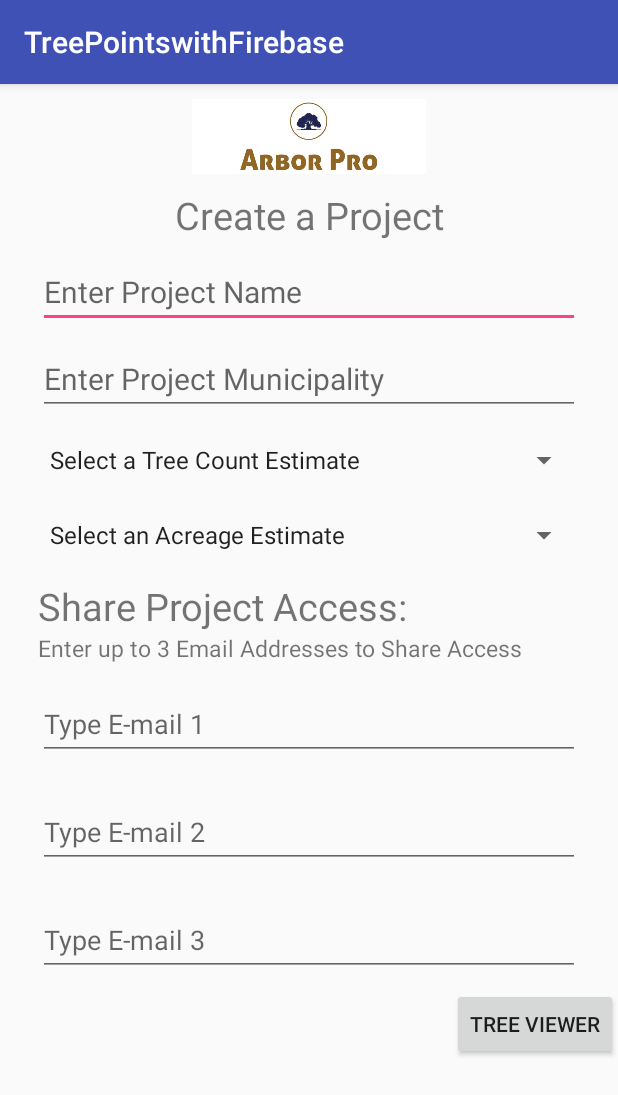
After one commit to jmwhitel/TreePointswithFirebase, an Android app: the CreateProject screen opened directly, with no data from a screen before it, on a phone screen of 412 x 824 dp. The commit adds this screen. Shown: the top 1095 px of the screen. Run offline under Robolectric (Android 15) with nearby library versions, the phone set to English and light mode, and no system bars; our stand-ins replace Firebase (no records; nobody signed in at launch, a user with empty details on screens opened directly).

Commit message:
Updated project management files

```diff
--- a/app/src/main/AndroidManifest.xml
+++ b/app/src/main/AndroidManifest.xml
@@ -36,6 +36,8 @@
         <activity android:name=".Login.LoginActivity"></activity>
         <activity android:name=".Login.RegisterActivity"></activity>
         <activity android:name=".MapViewer"></activity>
+        <activity android:name=".CreateManageProject.SelectProject"></activity>
+        <activity android:name=".CreateManageProject.CreateProject"></activity>
 
     </application>
     <uses-feature android:name="android.hardware.camera"
--- /dev/null
+++ b/app/src/main/java/whiteley/treepointswithfirebase/CreateManageProject/CreateProject.java
@@ -0,0 +1,105 @@
+package whiteley.treepointswithfirebase.CreateManageProject;
+
+import android.content.Context;
+import android.content.Intent;
+import android.os.Bundle;
+import android.support.annotation.NonNull;
+import android.support.annotation.Nullable;
+import android.support.v7.app.AppCompatActivity;
+import android.util.Log;
+import android.view.View;
+import android.view.WindowManager;
+import android.widget.AdapterView;
+import android.widget.ArrayAdapter;
+import android.widget.Button;
+import android.widget.ListView;
+import android.widget.Spinner;
+import android.widget.TextView;
+import android.widget.Toast;
+
+import com.google.firebase.auth.FirebaseAuth;
+import com.google.firebase.auth.FirebaseUser;
+import com.google.firebase.database.DataSnapshot;
+import com.google.firebase.database.DatabaseError;
+import com.google.firebase.database.DatabaseReference;
+import com.google.firebase.database.FirebaseDatabase;
+import com.google.firebase.database.ValueEventListener;
+
+import java.util.ArrayList;
+import java.util.HashMap;
+import java.util.Iterator;
+import java.util.List;
+
+import whiteley.treepointswithfirebase.Login.LoginActivity;
+import whiteley.treepointswithfirebase.Models.UserProjects;
+import whiteley.treepointswithfirebase.Project;
+import whiteley.treepointswithfirebase.R;
+import whiteley.treepointswithfirebase.TreeEditorActivity;
+
+public class CreateProject extends AppCompatActivity {
+
+    Spinner spTCEstitmate;
+    Spinner spAcrEstimate;
+    ArrayAdapter<CharSequence> adapter;
+
+
+    @Override
+    protected void onCreate(@Nullable Bundle savedInstanceState) {
+        super.onCreate(savedInstanceState);
+        setContentView(R.layout.create_project);
+
+        hideSoftKeyboard();
+
+        spTCEstitmate = (Spinner) findViewById(R.id.spTreeCountEst);
+        adapter = ArrayAdapter.createFromResource(this, R.array.tree_count_estimate, android.R.layout.simple_spinner_item);
+        adapter.setDropDownViewResource(android.R.layout.simple_spinner_dropdown_item);
+        spTCEstitmate.setAdapter(adapter);
+        spTCEstitmate.setOnItemSelectedListener(new AdapterView.OnItemSelectedListener() {
+            @Override
+            public void onItemSelected(AdapterView<?> parent, View view, int position, long id) {
+
+                Toast.makeText(getBaseContext(), parent.getItemIdAtPosition(position)+" selected", Toast.LENGTH_LONG).show();
+            }
+
+            @Override
+            public void onNothingSelected(AdapterView<?> parent) {
+
+            }
+        });
+
+
+        spAcrEstimate = (Spinner) findViewById(R.id.spAcreEst);
+        adapter = ArrayAdapter.createFromResource(this, R.array.acreage_estimate, android.R.layout.simple_spinner_item);
+        adapter.setDropDownViewResource(android.R.layout.simple_spinner_dropdown_item);
+        spAcrEstimate.setAdapter(adapter);
+        spAcrEstimate.setOnItemSelectedListener(new AdapterView.OnItemSelectedListener() {
+            @Override
+            public void onItemSelected(AdapterView<?> parent, View view, int position, long id) {
+
+                Toast.makeText(getBaseContext(), parent.getItemIdAtPosition(position)+" selected", Toast.LENGTH_LONG).show();
+            }
+
+            @Override
+            public void onNothingSelected(AdapterView<?> parent) {
+
+            }
+        });
+
+
+
+    Button btntreeViewer = (Button) findViewById(R.id.btn_treeViewer);
+            btntreeViewer.setOnClickListener(new View.OnClickListener() {
+        @Override
+        public void onClick(View v) {
+            Intent intent = new Intent(CreateProject.this, TreeEditorActivity.class);
+            startActivity(intent);
+        }
+    }
+            );
+
+
+}
+    private void hideSoftKeyboard() {
+        this.getWindow().setSoftInputMode(WindowManager.LayoutParams.SOFT_INPUT_STATE_ALWAYS_HIDDEN);
+    }
+}
--- /dev/null
+++ b/app/src/main/java/whiteley/treepointswithfirebase/CreateManageProject/ManageProject.java
@@ -0,0 +1,4 @@
+package whiteley.treepointswithfirebase.CreateManageProject;
+
+public class ManageProject {
+}
--- a/app/src/main/java/whiteley/treepointswithfirebase/Login/LoginActivity.java
+++ b/app/src/main/java/whiteley/treepointswithfirebase/Login/LoginActivity.java
@@ -23,6 +23,7 @@ import com.google.firebase.auth.FirebaseAuth;
 import com.google.firebase.auth.FirebaseUser;
 
 
+import whiteley.treepointswithfirebase.CreateManageProject.SelectProject;
 import whiteley.treepointswithfirebase.TreeEditorActivity;
 import whiteley.treepointswithfirebase.R;
 
@@ -117,7 +118,7 @@ public class LoginActivity extends AppCompatActivity {
                                         try{
                                             if(user.isEmailVerified()){
                                                 Log.d(TAG, "onComplete: success. email is verified.");
-                                                Intent intent = new Intent(LoginActivity.this, TreeEditorActivity.class);
+                                                Intent intent = new Intent(LoginActivity.this, SelectProject.class);
                                                 startActivity(intent);
                                             }else{
                                                 Toast.makeText(mContext, "Email is not verified \n check your email inbox.", Toast.LENGTH_SHORT).show();
@@ -150,7 +151,7 @@ public class LoginActivity extends AppCompatActivity {
 
 
         if(mAuth.getCurrentUser() != null){
-            Intent intent = new Intent(LoginActivity.this, TreeEditorActivity.class);
+            Intent intent = new Intent(LoginActivity.this, SelectProject.class);
             startActivity(intent);
             finish();
         }
--- a/app/src/main/java/whiteley/treepointswithfirebase/TreeEditorActivity.java
+++ b/app/src/main/java/whiteley/treepointswithfirebase/TreeEditorActivity.java
@@ -617,7 +617,7 @@ public class TreeEditorActivity extends AppCompatActivity {
     /**
      * Setup the firebase auth object
      */
-    private void setupFirebaseAuth() {
+    public void setupFirebaseAuth() {
         Log.d(TAG, "setupFirebaseAuth: setting up firebase auth.");
 
         mAuth = FirebaseAuth.getInstance();
--- /dev/null
+++ b/app/src/main/res/layout/create_project.xml
@@ -0,0 +1,139 @@
+<?xml version="1.0" encoding="utf-8"?>
+<RelativeLayout
+    xmlns:android="http://schemas.android.com/apk/res/android"
+    xmlns:tools="http://schemas.android.com/tools"
+    android:layout_width="match_parent"
+    android:layout_height="match_parent">
+
+    <LinearLayout
+        android:layout_width="match_parent"
+        android:layout_height="wrap_content"
+        android:orientation="vertical"
+        android:paddingTop="10dp"
+        android:paddingLeft="25dp"
+        android:paddingRight="25dp"
+        android:id="@+id/linLayOut">
+
+            <ImageView
+            android:layout_width="match_parent"
+            android:layout_height="50dp"
+            android:src="@drawable/arborpro1"
+            android:layout_gravity="center_horizontal"
+            android:layout_marginBottom="10dp"
+            />
+
+            <TextView
+            android:layout_width="match_parent"
+            android:layout_height="wrap_content"
+            android:text="Create a Project"
+            android:textSize="25sp"
+            android:textAlignment="center"
+            android:id="@+id/createProjectLabel"
+            android:layout_marginBottom="10dp"/>
+
+            <EditText
+            android:layout_width="match_parent"
+            android:layout_height="wrap_content"
+            android:layout_below="@+id/createProjectLabel"
+            android:id="@+id/etProjectName"
+            android:hint="Enter Project Name"
+            android:textSize="20sp"
+            android:textColor="@color/colorBlack"
+            android:layout_marginBottom="10dp"
+                />
+            <EditText
+                android:layout_width="match_parent"
+                android:layout_height="wrap_content"
+                android:layout_below="@+id/etProjectName"
+                android:id="@+id/etProjectMunicipality"
+                android:hint="Enter Project Municipality"
+                android:textSize="20sp"
+                android:textColor="@color/colorBlack"
+                android:layout_marginBottom="10dp"
+                />
+            <Spinner
+                android:layout_width="match_parent"
+                android:layout_height="40dp"
+                android:layout_below="@+id/etProjectMunicipality"
+                android:id="@+id/spTreeCountEst"
+                android:layout_marginBottom="10dp"
+                >
+            </Spinner>
+            <Spinner
+                android:layout_width="match_parent"
+                android:layout_height="40dp"
+                android:layout_below="@+id/spTreeCountEst"
+                android:id="@+id/spAcreEst"
+                android:layout_marginBottom="10dp"
+                >
+            </Spinner>
+
+        <TextView
+            android:text="Share Project Access:"
+            android:layout_width="match_parent"
+            android:layout_height="wrap_content"
+            android:textSize="25sp"
+            android:layout_below="@id/spAcreEst"
+            android:id="@+id/shareProject"/>
+        <TextView
+            android:text="Enter up to 3 Email Addresses to Share Access"
+            android:layout_width="match_parent"
+            android:layout_height="wrap_content"
+            android:textSize="15sp"
+            android:layout_below="@id/spAcreEst"
+            android:id="@+id/emailInstructions"/>
+
+        <android.support.design.widget.TextInputLayout
+            android:layout_width="match_parent"
+            android:layout_height="wrap_content"
+            android:layout_marginTop="8dp"
+            android:layout_marginBottom="8dp">
+            <EditText
+                android:layout_width="match_parent"
+                android:layout_height="wrap_content"
+                android:inputType="textEmailAddress"
+                android:hint="Type E-mail 1"
+                android:id="@+id/share_email1"/>
+
+        </android.support.design.widget.TextInputLayout>
+
+        <android.support.design.widget.TextInputLayout
+            android:layout_width="match_parent"
+            android:layout_height="wrap_content"
+            android:layout_marginTop="8dp"
+            android:layout_marginBottom="8dp">
+            <EditText
+                android:layout_width="match_parent"
+                android:layout_height="wrap_content"
+                android:inputType="textEmailAddress"
+                android:hint="Type E-mail 2"
+                android:id="@+id/share_email2"/>
+
+        </android.support.design.widget.TextInputLayout>
+
+        <android.support.design.widget.TextInputLayout
+            android:layout_width="match_parent"
+            android:layout_height="wrap_content"
+            android:layout_marginTop="8dp"
+            android:layout_marginBottom="8dp">
+            <EditText
+                android:layout_width="match_parent"
+                android:layout_height="wrap_content"
+                android:inputType="textEmailAddress"
+                android:hint="Type E-mail 3"
+                android:id="@+id/share_email3"/>
+
+        </android.support.design.widget.TextInputLayout>
+
+    </LinearLayout>
+
+
+    <Button
+        android:id="@+id/btn_treeViewer"
+        android:layout_width="wrap_content"
+        android:layout_height="wrap_content"
+        android:layout_below="@+id/linLayOut"
+        android:text="Tree Viewer"
+        android:layout_alignParentRight="true"/>
+
+</RelativeLayout>
--- a/app/src/main/res/values/strings.xml
+++ b/app/src/main/res/values/strings.xml
@@ -33,6 +33,24 @@
         <item name="walnut">Walnut</item>
         <item name="birch">Birch</item>
         <item name="pear">Pear</item>
+    </string-array>
+
+    <string-array name="tree_count_estimate">
+    <item name="Select a Tree Count Estimate">Select a Tree Count Estimate</item>
+    <item name="Less Than 100">"Less Than 100 Trees"</item>
+    <item name="100 - 250">"100 - 250 Trees"</item>
+    <item name="250 - 500">"250 - 500 Trees"</item>
+    <item name="500 - 1000">"500 - 1000 Trees"</item>
+    <item name="More than 1000">"More than 1000 Trees"</item>
+</string-array>
+
+    <string-array name="acreage_estimate">
+        <item name="Select an Acreage Estimate">Select an Acreage Estimate</item>
+        <item name="Less Than 25">"Less Than 100 Trees"</item>
+        <item name="25 - 50">"25 - 50 Acres"</item>
+        <item name="50 - 100">"50 - 100 Trees"</item>
+        <item name="100 - 150">"100 - 150 Trees"</item>
+        <item name="More than 150">"More than 150 Trees"</item>
     </string-array>
 
 
--- a/build.gradle
+++ b/build.gradle
@@ -8,7 +8,7 @@ buildscript {
     }
     dependencies {
         classpath 'com.google.gms:google-services:3.2.0'
-        classpath 'com.android.tools.build:gradle:3.1.2'
+        classpath 'com.android.tools.build:gradle:3.1.4'
 
         // NOTE: Do not place your application dependencies here; they belong
         // in the individual module build.gradle files
```
Also changed, not shown: app/build.gradle (+15 -12 lines), app/src/main/java/whiteley/treepointswithfirebase/CreateManageProject/SelectProject.java (added, +185 -0 lines), app/src/main/res/layout/project_dashboard.xml (added, +98 -0 lines).
